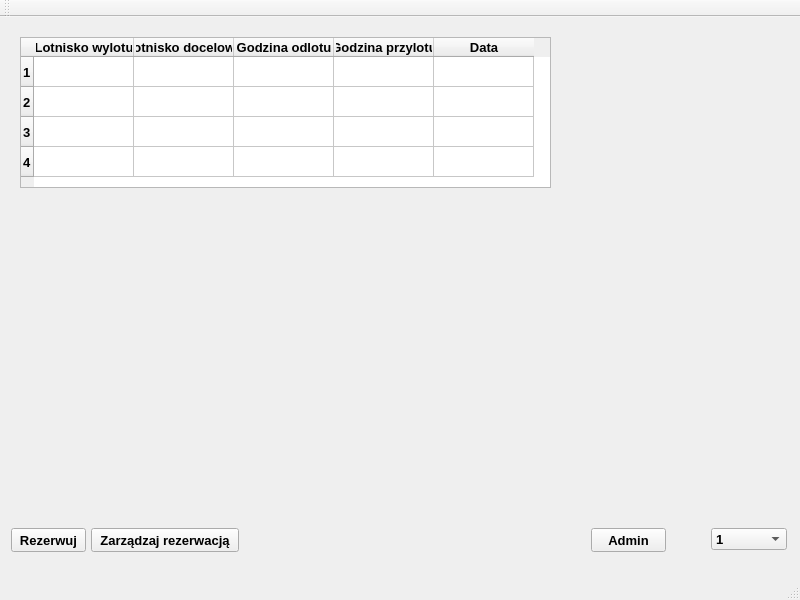
Before: the Qt Designer form mainwindow.ui in bartoszrud/ArlineReservation, drawn with Qt 5.
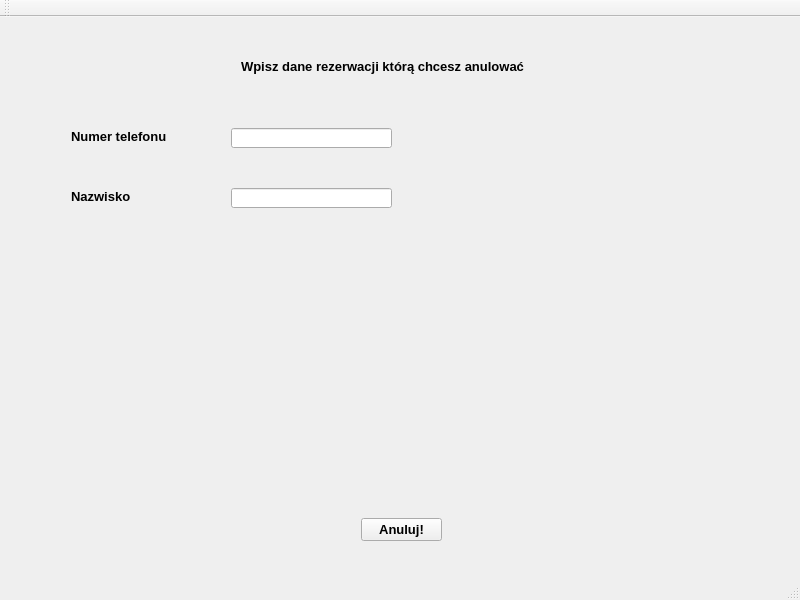
After: the same form once the commit is applied. The open tabs and pages were chosen to show the change.

```diff
--- a/mainwindow.ui
+++ b/mainwindow.ui
@@ -83,26 +83,6 @@
           <height>22</height>
          </rect>
         </property>
-        <item>
-         <property name="text">
-          <string>1</string>
-         </property>
-        </item>
-        <item>
-         <property name="text">
-          <string>2</string>
-         </property>
-        </item>
-        <item>
-         <property name="text">
-          <string>3</string>
-         </property>
-        </item>
-        <item>
-         <property name="text">
-          <string>4</string>
-         </property>
-        </item>
        </widget>
        <widget class="QTableWidget" name="tabelaLotow">
         <property name="geometry">
@@ -110,32 +90,12 @@
           <x>9</x>
           <y>9</y>
           <width>531</width>
-          <height>151</height>
+          <height>211</height>
          </rect>
         </property>
         <property name="editTriggers">
          <set>QAbstractItemView::NoEditTriggers</set>
         </property>
-        <row>
-         <property name="text">
-          <string>1</string>
-         </property>
-        </row>
-        <row>
-         <property name="text">
-          <string>2</string>
-         </property>
-        </row>
-        <row>
-         <property name="text">
-          <string>3</string>
-         </property>
-        </row>
-        <row>
-         <property name="text">
-          <string>4</string>
-         </property>
-        </row>
         <column>
          <property name="text">
           <string>Lotnisko wylotu</string>
@@ -975,6 +935,80 @@
         </property>
        </widget>
       </widget>
+      <widget class="QWidget" name="stronaAnulowanie">
+       <widget class="QLabel" name="label_16">
+        <property name="geometry">
+         <rect>
+          <x>230</x>
+          <y>30</y>
+          <width>298</width>
+          <height>16</height>
+         </rect>
+        </property>
+        <property name="text">
+         <string>Wpisz dane rezerwacji którą chcesz anulować</string>
+        </property>
+       </widget>
+       <widget class="QLabel" name="label_17">
+        <property name="geometry">
+         <rect>
+          <x>60</x>
+          <y>160</y>
+          <width>59</width>
+          <height>16</height>
+         </rect>
+        </property>
+        <property name="text">
+         <string>Nazwisko</string>
+        </property>
+       </widget>
+       <widget class="QLabel" name="label_18">
+        <property name="geometry">
+         <rect>
+          <x>60</x>
+          <y>100</y>
+          <width>99</width>
+          <height>16</height>
+         </rect>
+        </property>
+        <property name="text">
+         <string>Numer telefonu</string>
+        </property>
+       </widget>
+       <widget class="QLineEdit" name="lineNrTelAnulacja">
+        <property name="geometry">
+         <rect>
+          <x>220</x>
+          <y>100</y>
+          <width>161</width>
+          <height>20</height>
+         </rect>
+        </property>
+       </widget>
+       <widget class="QLineEdit" name="lineNazwiskoAnulacja">
+        <property name="geometry">
+         <rect>
+          <x>220</x>
+          <y>160</y>
+          <width>161</width>
+          <height>20</height>
+         </rect>
+        </property>
+       </widget>
+       <widget class="QPushButton" name="przyciskAnuluj">
+        <property name="geometry">
+         <rect>
+          <x>350</x>
+          <y>490</y>
+          <width>81</width>
+          <height>23</height>
+         </rect>
+        </property>
+        <property name="text">
+         <string>Anuluj!</string>
+        </property>
+       </widget>
+      </widget>
      </widget>
     </item>
    </layout>
```
Left out of the diff: 164 changed lines with no effect on the pictures.
